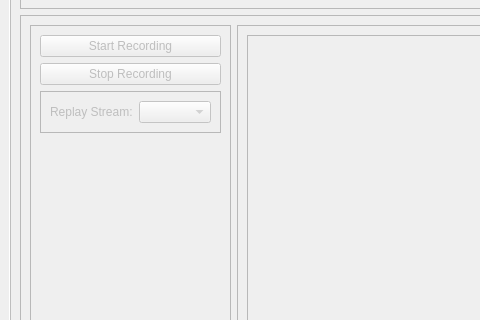
Old version of the form Storage_Manager_app/mainwindow.ui in the repository arizonaCameraLab/ASDP_Render_Module; both pictures show x 0 to 480 and y 147 to 467 of the 1024 by 600 pixel window.
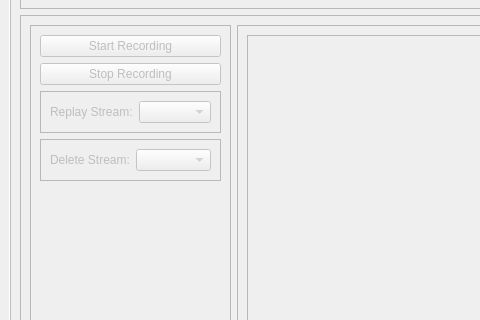
New version of the form.

Commit message: Enable deletion of stored streams.

Patch:
```diff
--- a/Storage_Manager_app/mainwindow.ui
+++ b/Storage_Manager_app/mainwindow.ui
@@ -170,6 +170,28 @@
                </layout>
               </widget>
              </item>
+             <item>
+              <widget class="QFrame" name="frame_4">
+               <property name="frameShape">
+                <enum>QFrame::StyledPanel</enum>
+               </property>
+               <property name="frameShadow">
+                <enum>QFrame::Raised</enum>
+               </property>
+               <layout class="QHBoxLayout" name="horizontalLayout_6">
+                <item>
+                 <widget class="QLabel" name="labelDelete">
+                  <property name="text">
+                   <string>Delete Stream:</string>
+                  </property>
+                 </widget>
+                </item>
+                <item>
+                 <widget class="QComboBox" name="comboBoxDelete"/>
+                </item>
+               </layout>
+              </widget>
+             </item>
              <item>
               <spacer name="verticalSpacer">
                <property name="orientation">
```
Left out of the diff: 17 changed lines with no effect on the pictures. The commit also changes 2 other files.
